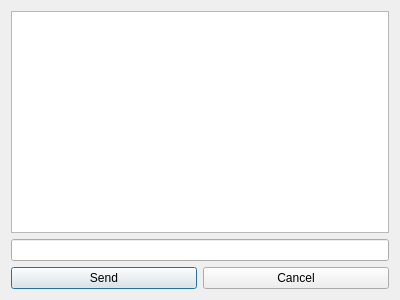
The window that Client-Side/chatwithone.ui (asemdreibati/IM-chat) describes before a commit, drawn with Qt 5.
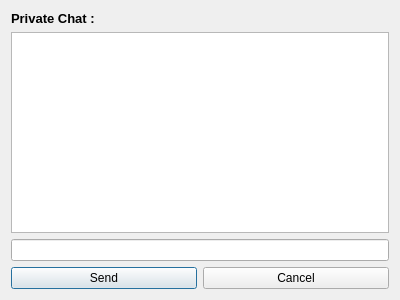
The same window after the commit.

The edit to the form file:
```diff
--- a/Client-Side/chatwithone.ui
+++ b/Client-Side/chatwithone.ui
@@ -14,6 +14,20 @@
    <string>Dialog</string>
   </property>
   <layout class="QVBoxLayout" name="verticalLayout">
+   <item>
+    <widget class="QLabel" name="label">
+     <property name="font">
+      <font>
+       <pointsize>10</pointsize>
+       <weight>75</weight>
+       <bold>true</bold>
+      </font>
+     </property>
+     <property name="text">
+      <string>Private Chat :</string>
+     </property>
+    </widget>
+   </item>
    <item>
     <widget class="QListWidget" name="listWidget"/>
    </item>
```
